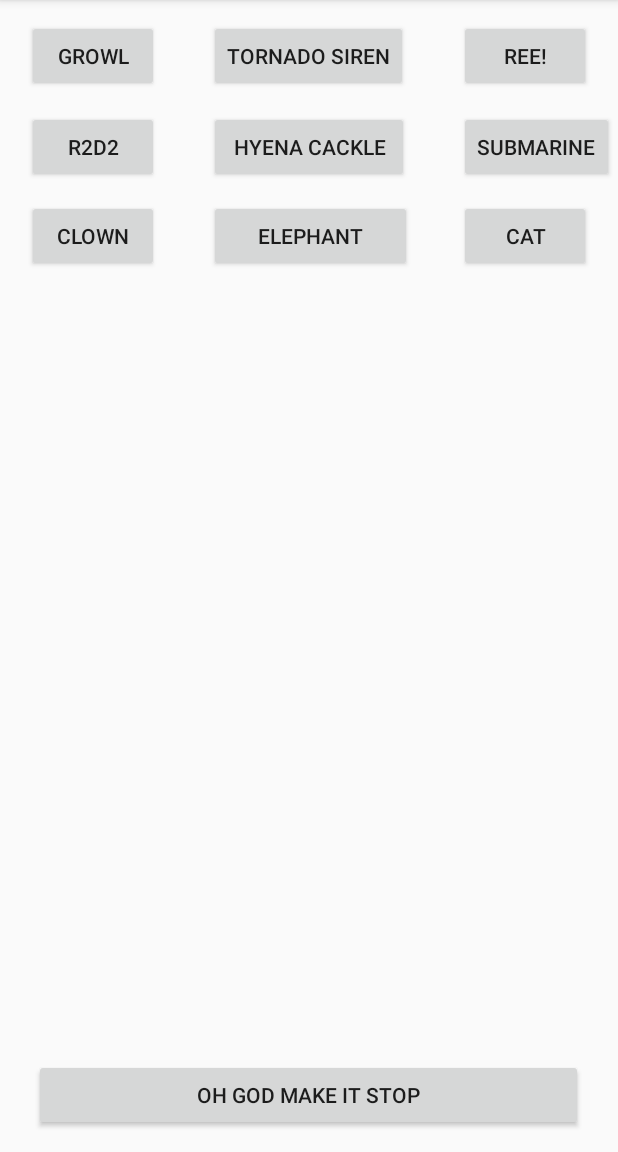
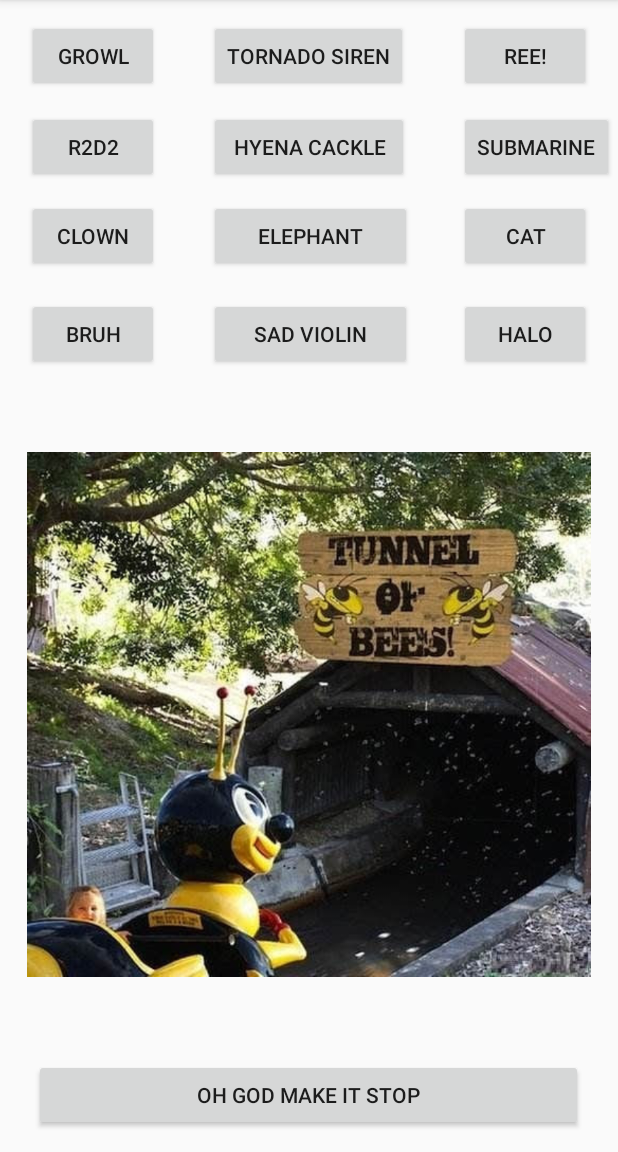
Before and after one commit to uhhidontknow/Soundboard3, an Android app: the screen it shows after launch (MainActivity), on a phone screen of 412 x 824 dp, the part 84-1236 px from its top. Run offline under Robolectric (Android 15) with nearby library versions, the phone set to English and light mode, and no system bars.

Commit message:
finished lol

```diff
--- a/app/src/main/java/com/example/keith_meyer/soundboard3/MainActivity.java
+++ b/app/src/main/java/com/example/keith_meyer/soundboard3/MainActivity.java
@@ -11,7 +11,7 @@ import android.widget.TextView;
 
 public class MainActivity extends AppCompatActivity {
     private View bg;
-    private Button n1, n2, n3, n4, n5, n6, n7, n8, n9;
+    private Button n1, n2, n3, n4, n5, n6, n7, n8, n9, n10, n11, n12;
 
     private EditText inText;
     private TextView outText;
@@ -34,6 +34,10 @@ public class MainActivity extends AppCompatActivity {
         n7 = findViewById(R.id.noise7);
         n8 = findViewById(R.id.noise8);
         n9 = findViewById(R.id.noise9);
+        n10 = findViewById(R.id.noise10);
+        n11 = findViewById(R.id.noise11);
+        n12 = findViewById(R.id.noise12);
+
 
 
 
@@ -102,6 +106,26 @@ public class MainActivity extends AppCompatActivity {
             }
         });
 
+        n10.setOnClickListener(new View.OnClickListener(){
+            @Override
+            public void onClick(View v){
+                bruh();
+            }
+        });
+
+        n11.setOnClickListener(new View.OnClickListener(){
+            @Override
+            public void onClick(View v){
+                sadviolin();
+            }
+        });
+
+        n12.setOnClickListener(new View.OnClickListener(){
+            @Override
+            public void onClick(View v){
+                halo();
+            }
+        });
 
 
 
@@ -146,6 +170,22 @@ public class MainActivity extends AppCompatActivity {
         mp.start();
     }
 
+    public void bruh(){
+        mp = MediaPlayer.create(this, R.raw.bruh);
+        mp.start();
+    }
+
+    public void sadviolin(){
+        mp = MediaPlayer.create(this, R.raw.sadviolin);
+        mp.start();
+    }
+
+    public void halo(){
+        mp = MediaPlayer.create(this, R.raw.halo);
+        mp.start();
+    }
+
+
     public void makeItStop(){
         mp.pause();
     }
--- a/app/src/main/res/layout/activity_main.xml
+++ b/app/src/main/res/layout/activity_main.xml
@@ -1,5 +1,6 @@
 <?xml version="1.0" encoding="utf-8"?>
 <RelativeLayout
+
         xmlns:android="http://schemas.android.com/apk/res/android"
         xmlns:tools="http://schemas.android.com/tools"
         xmlns:app="http://schemas.android.com/apk/res-auto"
@@ -57,6 +58,8 @@
         android:layout_height="wrap_content"
         android:layout_alignStart="@+id/noise2"
         android:layout_alignTop="@+id/noise7"
+        android:layout_marginStart="0dp"
+        android:layout_marginTop="0dp"
         android:text="Elephant" />
 
     <Button
@@ -67,4 +70,42 @@
         android:layout_alignTop="@+id/noise7"
         android:text="Cat" />
 
+    <Button
+        android:id="@+id/noise10"
+        android:layout_width="wrap_content"
+        android:layout_height="wrap_content"
+        android:layout_alignStart="@+id/noise1"
+        android:layout_alignTop="@+id/noise7"
+        android:layout_marginTop="65dp"
+        android:text="Bruh" />
+
+    <Button
+        android:id="@+id/noise11"
+        android:layout_width="135dp"
+        android:layout_height="wrap_content"
+        android:layout_alignStart="@+id/noise2"
+        android:layout_alignTop="@+id/noise10"
+        android:text="Sad Violin" />
+
+    <Button
+        android:id="@+id/noise12"
+        android:layout_width="wrap_content"
+        android:layout_height="wrap_content"
+        android:layout_alignStart="@+id/noise3"
+        android:layout_alignTop="@+id/noise10"
+
+        android:text="Halo" />
+
+    <ImageView
+        android:id="@+id/imageView2"
+        android:layout_width="wrap_content"
+        android:layout_height="wrap_content"
+        android:layout_alignStart="@+id/noise1"
+        android:layout_alignTop="@+id/noise10"
+        android:layout_alignEnd="@+id/noise12"
+        android:layout_alignBottom="@+id/stopButton"
+        app:srcCompat="@drawable/tunnelofbees" />
+
+
+
 </RelativeLayout>
```
Also changed, not shown: app/src/main/res/drawable-v24/tunnelofbees.jpg (added), 3 other files.
